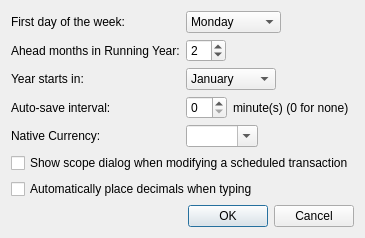
The window that qt/ui/preferences_panel.ui (Mouchnino/moneyguru) describes before a commit, drawn with Qt 5.
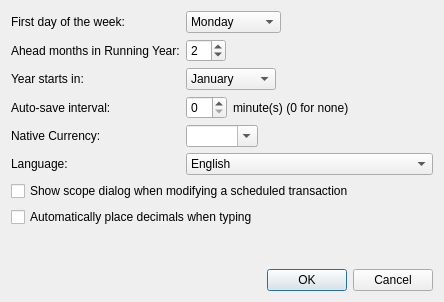
The same window after the commit.

Commit message: Qt: Added a language preference in the prefpane.

The edit to the form file:
```diff
--- a/qt/ui/preferences_panel.ui
+++ b/qt/ui/preferences_panel.ui
@@ -6,8 +6,8 @@
    <rect>
     <x>0</x>
     <y>0</y>
-    <width>332</width>
-    <height>204</height>
+    <width>444</width>
+    <height>302</height>
    </rect>
   </property>
   <property name="windowTitle">
@@ -231,6 +231,32 @@
        </property>
       </widget>
      </item>
+     <item row="5" column="0">
+      <widget class="QLabel" name="languageLabel">
+       <property name="text">
+        <string>Language:</string>
+       </property>
+      </widget>
+     </item>
+     <item row="5" column="1">
+      <widget class="QComboBox" name="languageComboBox">
+       <item>
+        <property name="text">
+         <string>English</string>
+        </property>
+       </item>
+       <item>
+        <property name="text">
+         <string>French</string>
+        </property>
+       </item>
+       <item>
+        <property name="text">
+         <string>German</string>
+        </property>
+       </item>
+      </widget>
+     </item>
     </layout>
    </item>
    <item>
```
The commit also changes 5 other files.
